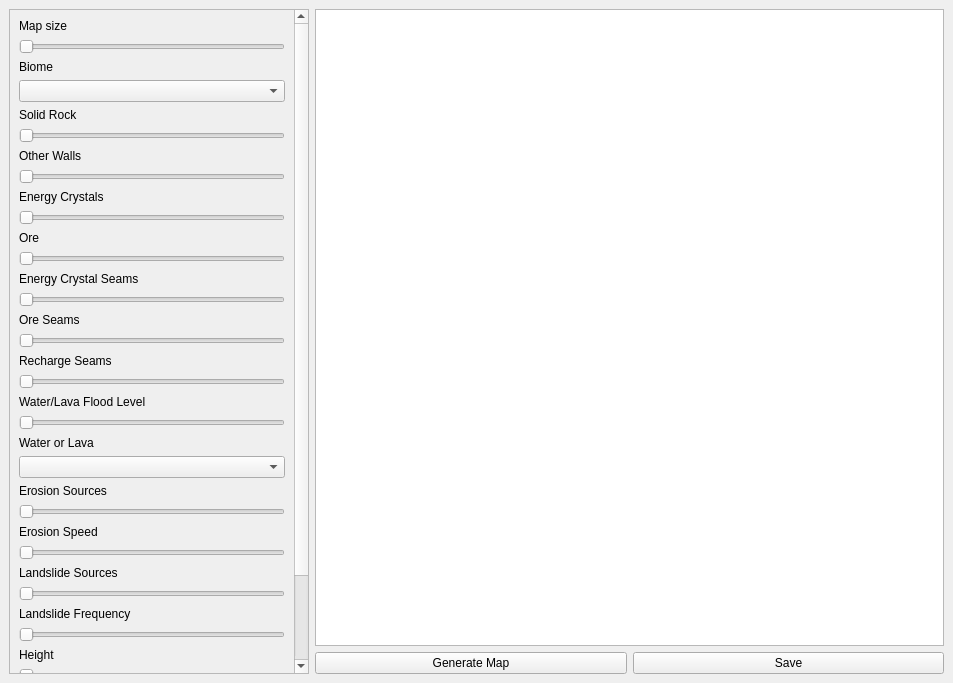
First picture: the form in mainwindow.ui, repository vyldr/map-generator, before the edit.
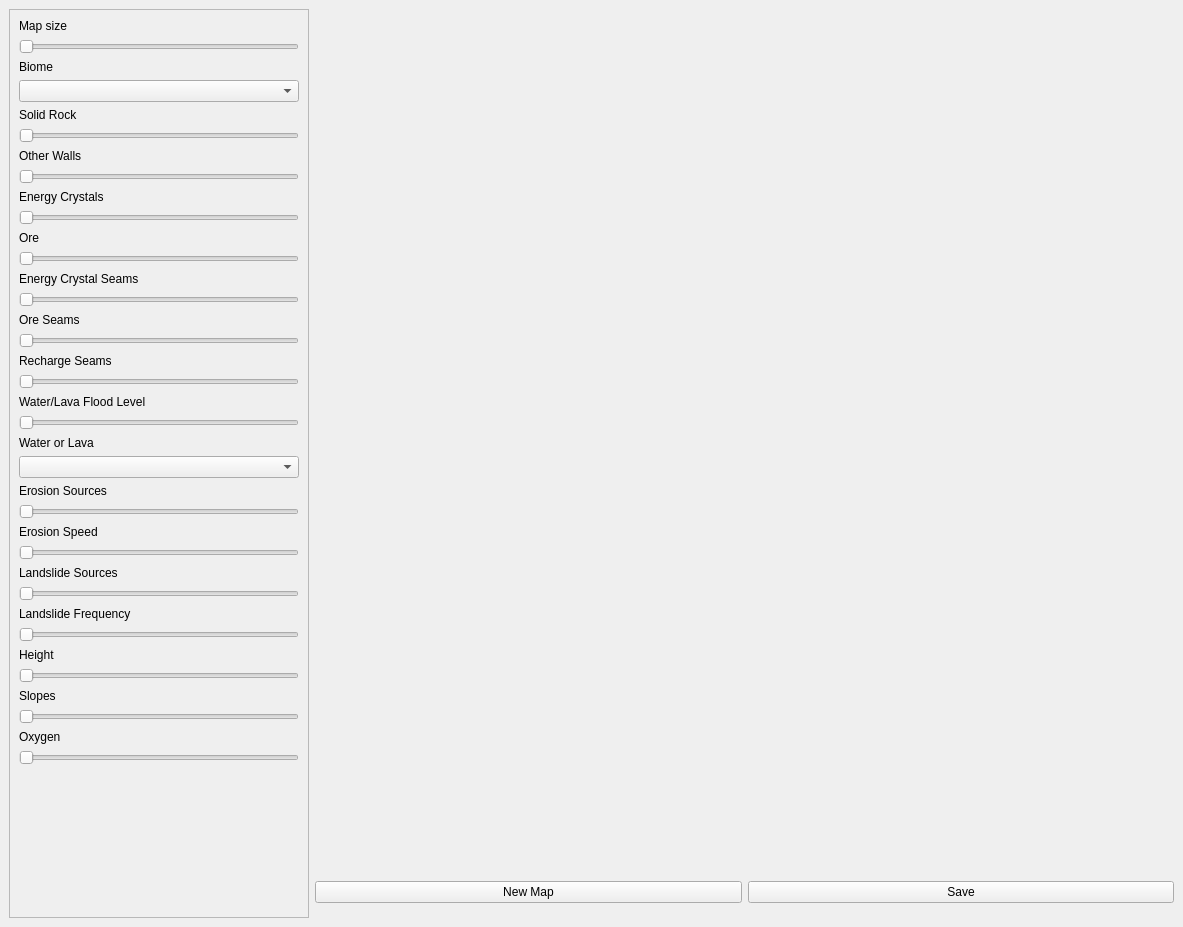
Second picture: the form after the edit.

Commit message: Added map preview

The edit to the form file:
```diff
--- a/mainwindow.ui
+++ b/mainwindow.ui
@@ -6,8 +6,8 @@
    <rect>
     <x>0</x>
     <y>0</y>
-    <width>953</width>
-    <height>683</height>
+    <width>1183</width>
+    <height>927</height>
    </rect>
   </property>
   <property name="windowTitle">
@@ -17,6 +17,18 @@
    <layout class="QHBoxLayout" name="horizontalLayout">
     <item>
      <widget class="QScrollArea" name="scrollArea">
+      <property name="sizePolicy">
+       <sizepolicy hsizetype="Fixed" vsizetype="Expanding">
+        <horstretch>0</horstretch>
+        <verstretch>0</verstretch>
+       </sizepolicy>
+      </property>
+      <property name="minimumSize">
+       <size>
+        <width>300</width>
+        <height>0</height>
+       </size>
+      </property>
       <property name="maximumSize">
        <size>
         <width>300</width>
@@ -35,6 +47,12 @@
          <height>1239</height>
         </rect>
        </property>
+       <property name="sizePolicy">
+        <sizepolicy hsizetype="Preferred" vsizetype="Fixed">
+         <horstretch>0</horstretch>
+         <verstretch>0</verstretch>
+        </sizepolicy>
+       </property>
        <layout class="QVBoxLayout" name="verticalLayout_2">
         <item>
          <widget class="QLabel" name="label">
@@ -287,14 +305,49 @@
     <item>
      <layout class="QVBoxLayout" name="verticalLayout">
       <item>
-       <widget class="QGraphicsView" name="graphicsView"/>
+       <layout class="QHBoxLayout" name="horizontalLayout_3">
+        <item>
+         <widget class="QLabel" name="map_preview">
+          <property name="sizePolicy">
+           <sizepolicy hsizetype="Fixed" vsizetype="Fixed">
+            <horstretch>0</horstretch>
+            <verstretch>0</verstretch>
+           </sizepolicy>
+          </property>
+          <property name="minimumSize">
+           <size>
+            <width>840</width>
+            <height>840</height>
+           </size>
+          </property>
+          <property name="maximumSize">
+           <size>
+            <width>840</width>
+            <height>840</height>
+           </size>
+          </property>
+          <property name="frameShape">
+           <enum>QFrame::NoFrame</enum>
+          </property>
+          <property name="text">
+           <string/>
+          </property>
+          <property name="scaledContents">
+           <bool>true</bool>
+          </property>
+          <property name="alignment">
+           <set>Qt::AlignCenter</set>
+          </property>
+         </widget>
+        </item>
+       </layout>
       </item>
       <item>
        <layout class="QHBoxLayout" name="horizontalLayout_2">
         <item>
          <widget class="QPushButton" name="newMapButton">
           <property name="text">
-           <string>Generate Map</string>
+           <string>New Map</string>
           </property>
          </widget>
         </item>
```
The commit also changes 2 other files.
